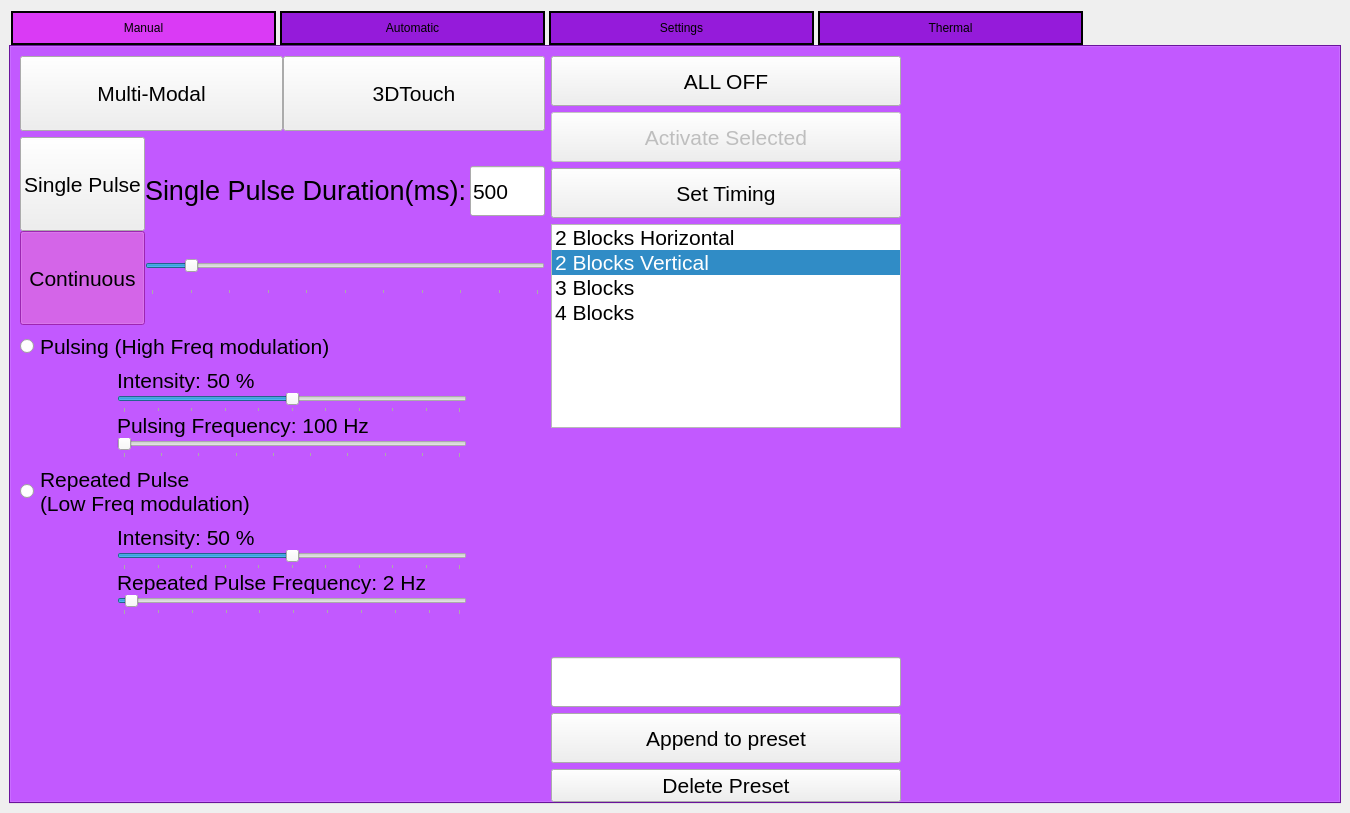
This is GUI/vr_gui_layout.ui in rschloen/haptic_vr as Qt 5 draws it before an edit. The edited form follows.
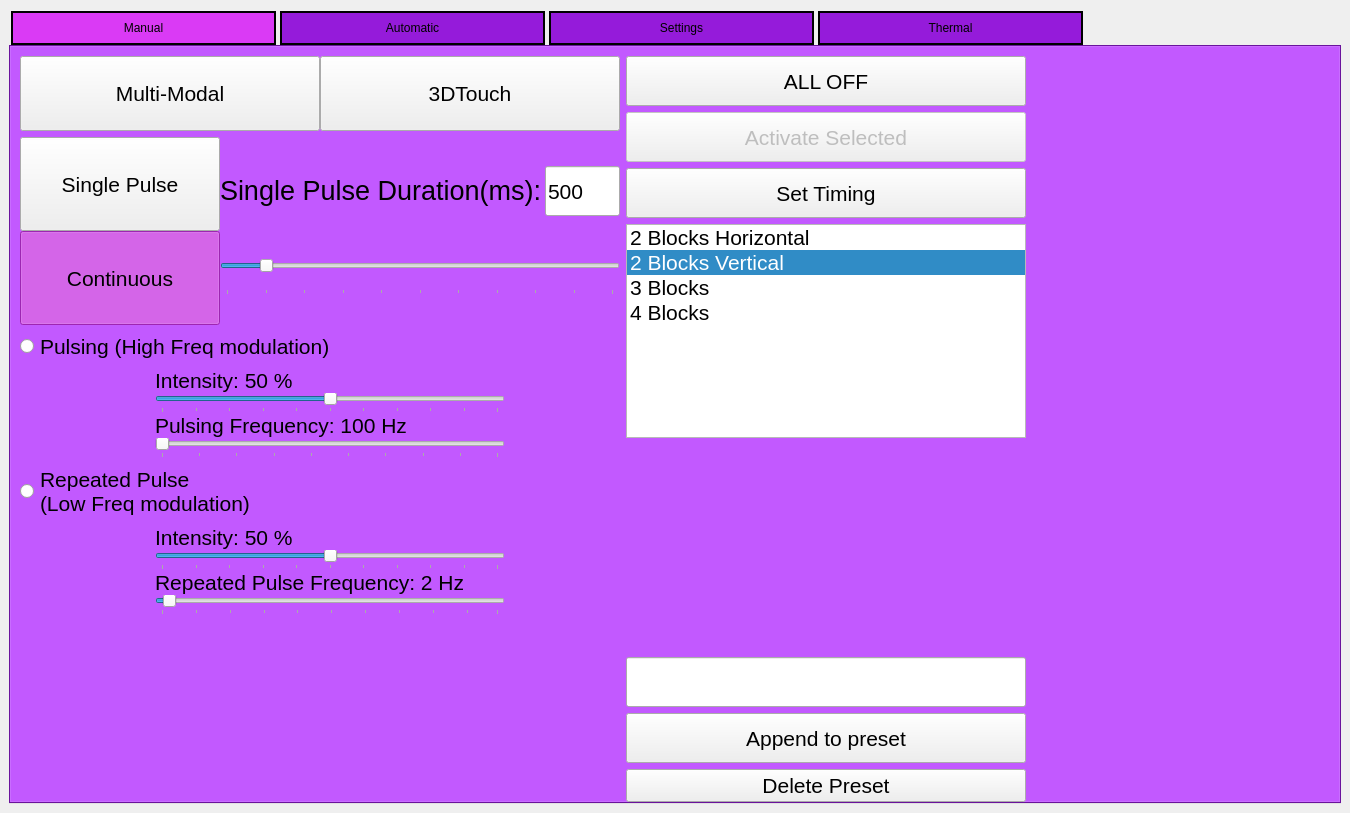
This is the edited form. Icons and pictures are not drawn.

Commit message: Attempt to fix size of gui on windows

Diff of the .ui file:
```diff
--- a/GUI/vr_gui_layout.ui
+++ b/GUI/vr_gui_layout.ui
@@ -95,7 +95,7 @@
            <rect>
             <x>9</x>
             <y>9</y>
-            <width>1308</width>
+            <width>1327</width>
             <height>746</height>
            </rect>
           </property>
@@ -120,7 +120,7 @@
                 <widget class="QPushButton" name="multi_modal">
                  <property name="minimumSize">
                   <size>
-                   <width>100</width>
+                   <width>200</width>
                    <height>75</height>
                   </size>
                  </property>
@@ -139,7 +139,7 @@
                 <widget class="QPushButton" name="d3_touch">
                  <property name="minimumSize">
                   <size>
-                   <width>150</width>
+                   <width>200</width>
                    <height>75</height>
                   </size>
                  </property>
@@ -169,11 +169,17 @@
                  <item>
                   <widget class="QPushButton" name="single_pulse_mode">
                    <property name="sizePolicy">
-                    <sizepolicy hsizetype="Maximum" vsizetype="Expanding">
+                    <sizepolicy hsizetype="Minimum" vsizetype="Expanding">
                      <horstretch>0</horstretch>
                      <verstretch>0</verstretch>
                     </sizepolicy>
                    </property>
+                   <property name="minimumSize">
+                    <size>
+                     <width>200</width>
+                     <height>0</height>
+                    </size>
+                   </property>
                    <property name="maximumSize">
                     <size>
                      <width>200</width>
@@ -199,6 +205,12 @@
                      <verstretch>0</verstretch>
                     </sizepolicy>
                    </property>
+                   <property name="minimumSize">
+                    <size>
+                     <width>200</width>
+                     <height>0</height>
+                    </size>
+                   </property>
                    <property name="maximumSize">
                     <size>
                      <width>200</width>
@@ -688,7 +700,7 @@
                </property>
                <property name="minimumSize">
                 <size>
-                 <width>350</width>
+                 <width>400</width>
                  <height>50</height>
                 </size>
                </property>
@@ -716,7 +728,7 @@
                </property>
                <property name="minimumSize">
                 <size>
-                 <width>350</width>
+                 <width>400</width>
                  <height>50</height>
                 </size>
                </property>
@@ -741,7 +753,7 @@
                </property>
                <property name="minimumSize">
                 <size>
-                 <width>350</width>
+                 <width>400</width>
                  <height>50</height>
                 </size>
                </property>
@@ -766,7 +778,7 @@
                </property>
                <property name="minimumSize">
                 <size>
-                 <width>350</width>
+                 <width>400</width>
                  <height>0</height>
                 </size>
                </property>
@@ -822,6 +834,12 @@
              </item>
              <item>
               <spacer name="horizontalSpacer_27">
+               <property name="minimumSize">
+                <size>
+                 <width>400</width>
+                 <height>0</height>
+                </size>
+               </property>
                <property name="orientation">
                 <enum>Qt::Horizontal</enum>
                </property>
@@ -846,7 +864,7 @@
                </property>
                <property name="minimumSize">
                 <size>
-                 <width>350</width>
+                 <width>400</width>
                  <height>50</height>
                 </size>
                </property>
@@ -868,7 +886,7 @@
                </property>
                <property name="minimumSize">
                 <size>
-                 <width>350</width>
+                 <width>400</width>
                  <height>50</height>
                 </size>
                </property>
@@ -896,7 +914,7 @@
                </property>
                <property name="minimumSize">
                 <size>
-                 <width>350</width>
+                 <width>400</width>
                  <height>0</height>
                 </size>
                </property>
```
The commit also changes 1 other file.
